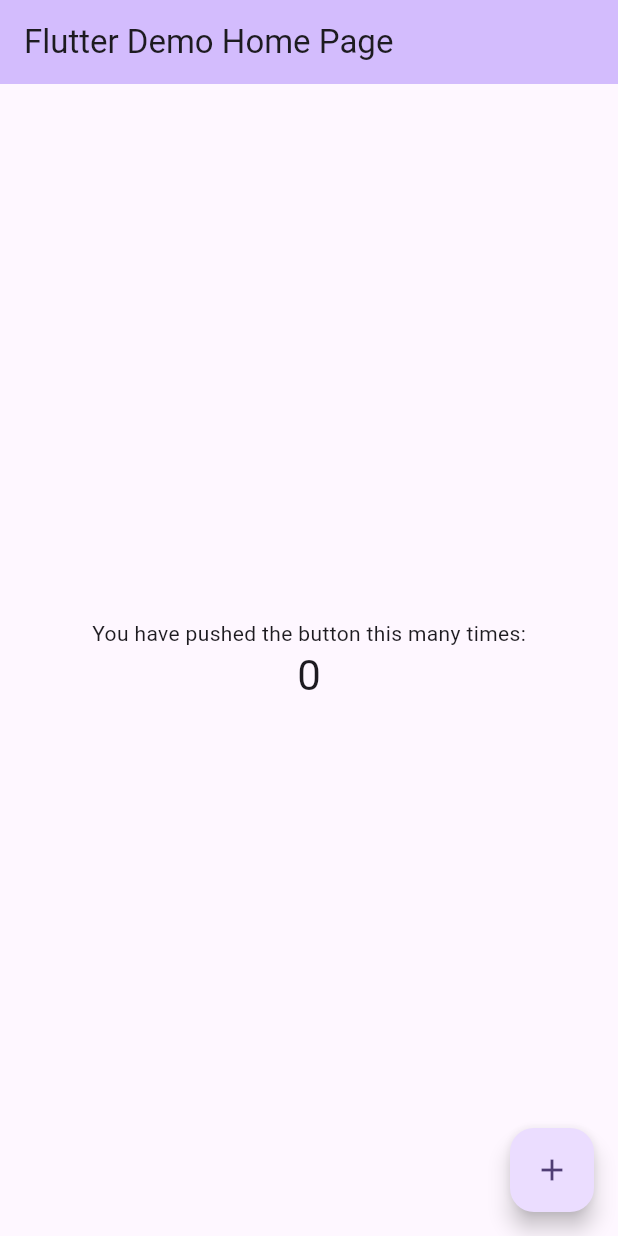
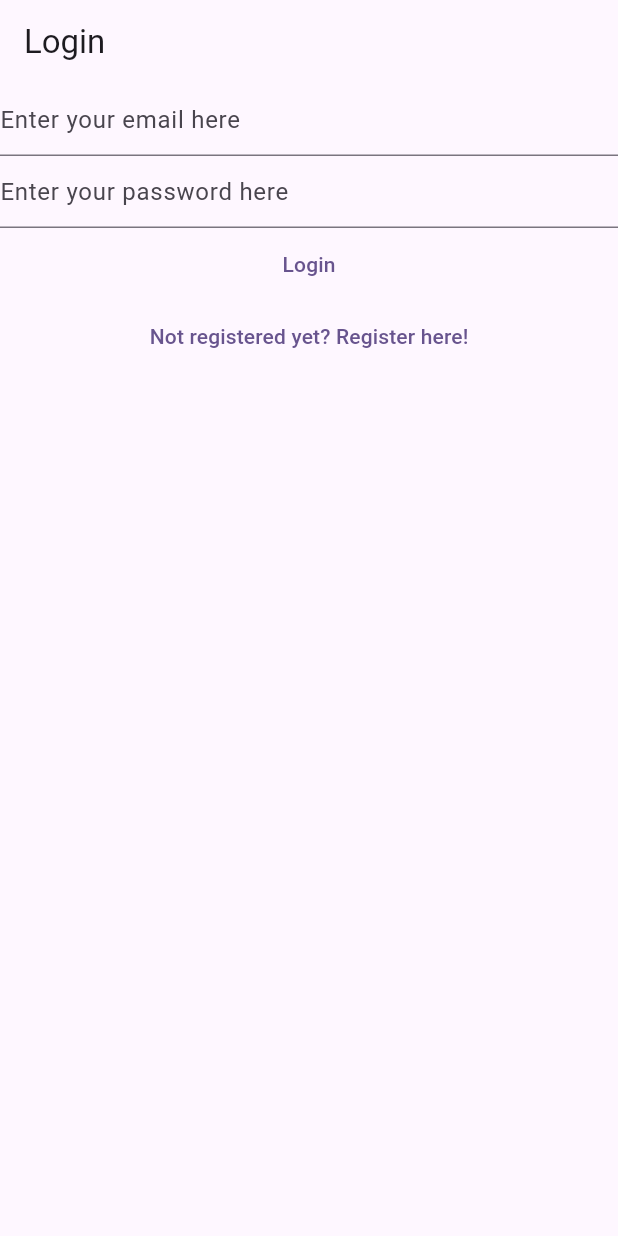
Before and after one commit to flutter-preview/vgupta98-mynotes_flutter_course, a Flutter app: the screen it shows after launch, on a phone screen of 412 x 824 dp. Run offline on Flutter 3.47's test engine with Material 2 defaults, Android fonts, the phone set to English and light mode, and no system bars; our stand-ins replace firebase_auth, firebase_core; accounts and stored records are empty.

Commit message:
add NotesView UI

```diff
--- a/lib/main.dart
+++ b/lib/main.dart
@@ -1,125 +1,128 @@
+import 'package:firebase_auth/firebase_auth.dart';
+import 'package:firebase_core/firebase_core.dart';
 import 'package:flutter/material.dart';
+import 'package:mynotes/views/login_view.dart';
+import 'package:mynotes/views/register_view.dart';
+import 'package:mynotes/views/verify_email_view.dart';
+import 'dart:developer' as devtools show log;
+
+import 'firebase_options.dart';
 
 void main() {
-  runApp(const MyApp());
+  WidgetsFlutterBinding.ensureInitialized();
+  runApp(MaterialApp(
+    title: 'Flutter Demo',
+    theme: ThemeData(
+      colorScheme: ColorScheme.fromSeed(seedColor: Colors.deepPurple),
+      useMaterial3: true,
+    ),
+    home: const HomePage(),
+    routes: {
+      '/login/': (context) => const LoginView(),
+      '/register/': (context) => const RegisterView(),
+    },
+  ));
 }
 
-class MyApp extends StatelessWidget {
-  const MyApp({super.key});
+class HomePage extends StatelessWidget {
+  const HomePage({super.key});
 
-  // This widget is the root of your application.
   @override
   Widget build(BuildContext context) {
-    return MaterialApp(
-      title: 'Flutter Demo',
-      theme: ThemeData(
-        // This is the theme of your application.
-        //
-        // TRY THIS: Try running your application with "flutter run". You'll see
-        // the application has a blue toolbar. Then, without quitting the app,
-        // try changing the seedColor in the colorScheme below to Colors.green
-        // and then invoke "hot reload" (save your changes or press the "hot
-        // reload" button in a Flutter-supported IDE, or press "r" if you used
-        // the command line to start the app).
-        //
-        // Notice that the counter didn't reset back to zero; the application
-        // state is not lost during the reload. To reset the state, use hot
-        // restart instead.
-        //
-        // This works for code too, not just values: Most code changes can be
-        // tested with just a hot reload.
-        colorScheme: ColorScheme.fromSeed(seedColor: Colors.deepPurple),
-        useMaterial3: true,
+    return FutureBuilder(
+      future: Firebase.initializeApp(
+        options: DefaultFirebaseOptions.currentPlatform,
       ),
-      home: const MyHomePage(title: 'Flutter Demo Home Page'),
+      builder: (context, snapshot) {
+        switch (snapshot.connectionState) {
+          case ConnectionState.done:
+            final user = FirebaseAuth.instance.currentUser;
+            if (user != null) {
+              if (user.emailVerified) {
+                return const NotesView();
+              } else {
+                // return const VerfiyEmailView();
+                return const NotesView();
+              }
+            } else {
+              return const LoginView();
+            }
+          default:
+            return const CircularProgressIndicator();
+        }
+      },
     );
   }
 }
 
-class MyHomePage extends StatefulWidget {
-  const MyHomePage({super.key, required this.title});
+enum MenuAction { logout }
 
-  // This widget is the home page of your application. It is stateful, meaning
-  // that it has a State object (defined below) that contains fields that affect
-  // how it looks.
-
-  // This class is the configuration for the state. It holds the values (in this
-  // case the title) provided by the parent (in this case the App widget) and
-  // used by the build method of the State. Fields in a Widget subclass are
-  // always marked "final".
-
-  final String title;
+class NotesView extends StatefulWidget {
+  const NotesView({super.key});
 
   @override
-  State<MyHomePage> createState() => _MyHomePageState();
+  State<NotesView> createState() => _NotesViewState();
 }
 
-class _MyHomePageState extends State<MyHomePage> {
-  int _counter = 0;
-
-  void _incrementCounter() {
-    setState(() {
-      // This call to setState tells the Flutter framework that something has
-      // changed in this State, which causes it to rerun the build method below
-      // so that the display can reflect the updated values. If we changed
-      // _counter without calling setState(), then the build method would not be
-      // called again, and so nothing would appear to happen.
-      _counter++;
-    });
-  }
-
+class _NotesViewState extends State<NotesView> {
   @override
   Widget build(BuildContext context) {
-    // This method is rerun every time setState is called, for instance as done
-    // by the _incrementCounter method above.
-    //
-    // The Flutter framework has been optimized to make rerunning build methods
-    // fast, so that you can just rebuild anything that needs updating rather
-    // than having to individually change instances of widgets.
     return Scaffold(
       appBar: AppBar(
-        // TRY THIS: Try changing the color here to a specific color (to
-        // Colors.amber, perhaps?) and trigger a hot reload to see the AppBar
-        // change color while the other colors stay the same.
-        backgroundColor: Theme.of(context).colorScheme.inversePrimary,
-        // Here we take the value from the MyHomePage object that was created by
-        // the App.build method, and use it to set our appbar title.
-        title: Text(widget.title),
+        title: const Text('Main UI'),
+        actions: [
+          PopupMenuButton<MenuAction>(
+            onSelected: (value) async {
+              switch (value) {
+                case MenuAction.logout:
+                  final shouldLogout = await showLogOutDialog(context);
+                  if (shouldLogout) {
+                    await FirebaseAuth.instance.signOut();
+                    Navigator.of(context).pushNamedAndRemoveUntil(
+                      '/login/',
+                      (_) => false,
+                    );
+                  }
+                  break;
+              }
+            },
+            itemBuilder: (context) {
+              return const [
+                PopupMenuItem<MenuAction>(
+                  value: MenuAction.logout,
+                  child: Text('Logout'),
+                ),
+              ];
+            },
+          )
+        ],
       ),
-      body: Center(
-        // Center is a layout widget. It takes a single child and positions it
-        // in the middle of the parent.
-        child: Column(
-          // Column is also a layout widget. It takes a list of children and
-          // arranges them vertically. By default, it sizes itself to fit its
-          // children horizontally, and tries to be as tall as its parent.
-          //
-          // Column has various properties to control how it sizes itself and
-          // how it positions its children. Here we use mainAxisAlignment to
-          // center the children vertically; the main axis here is the vertical
-          // axis because Columns are vertical (the cross axis would be
-          // horizontal).
-          //
-          // TRY THIS: Invoke "debug painting" (choose the "Toggle Debug Paint"
-          // action in the IDE, or press "p" in the console), to see the
-          // wireframe for each widget.
-          mainAxisAlignment: MainAxisAlignment.center,
-          children: <Widget>[
-            const Text(
-              'You have pushed the button this many times:',
-            ),
-            Text(
-              '$_counter',
-              style: Theme.of(context).textTheme.headlineMedium,
-            ),
-          ],
-        ),
-      ),
-      floatingActionButton: FloatingActionButton(
-        onPressed: _incrementCounter,
-        tooltip: 'Increment',
-        child: const Icon(Icons.add),
-      ), // This trailing comma makes auto-formatting nicer for build methods.
+      body: const Text('Hello world'),
     );
   }
 }
+
+Future<bool> showLogOutDialog(BuildContext context) {
+  return showDialog(
+      context: context,
+      builder: (context) {
+        return AlertDialog(
+          title: const Text('Sign out'),
+          content: const Text('Are you sure you want to sign out?'),
+          actions: [
+            TextButton(
+              onPressed: () {
+                Navigator.of(context).pop(false);
+              },
+              child: const Text('Cancel'),
+            ),
+            TextButton(
+              onPressed: () {
+                Navigator.of(context).pop(true);
+              },
+              child: const Text('Log out'),
+            ),
+          ],
+        );
+      }).then((value) => value ?? false);
+}
--- /dev/null
+++ b/lib/views/login_view.dart
@@ -0,0 +1,92 @@
+import 'package:firebase_auth/firebase_auth.dart';
+import 'package:flutter/material.dart';
+
+class LoginView extends StatefulWidget {
+  const LoginView({super.key});
+
+  @override
+  State<LoginView> createState() => _LoginViewState();
+}
+
+class _LoginViewState extends State<LoginView> {
+  late final TextEditingController _email;
+  late final TextEditingController _password;
+
+  @override
+  void initState() {
+    _email = TextEditingController();
+    _password = TextEditingController();
+    super.initState();
+  }
+
+  @override
+  void dispose() {
+    _email.dispose();
+    _password.dispose();
+    super.dispose();
+  }
+
+  @override
+  Widget build(BuildContext context) {
+    return Scaffold(
+      appBar: AppBar(
+        title: const Text('Login'),
+      ),
+      body: Column(
+        children: [
+          TextField(
+            controller: _email,
+            enableSuggestions: false,
+            autocorrect: false,
+            keyboardType: TextInputType.emailAddress,
+            decoration: const InputDecoration(
+              hintText: 'Enter your email here',
+            ),
+          ),
+          TextField(
+            controller: _password,
+            obscureText: true,
+            enableSuggestions: false,
+            autocorrect: false,
+            decoration: const InputDecoration(
+              hintText: 'Enter your password here',
+            ),
+          ),
+          TextButton(
+            onPressed: () async {
+              final email = _email.text;
+              final password = _password.text;
+              try {
+                final userCredential =
+                    await FirebaseAuth.instance.signInWithEmailAndPassword(
+                  email: email,
+                  password: password,
+                );
+                print(userCredential);
+              } on FirebaseAuthException catch (e) {
+                if (e.code == 'user-not-found') {
+                  print('User not found');
+                } else if (e.code == 'wrong-password') {
+                  print('Wrong password');
+                } else {
+                  print('SOMETHING ELSE HAPPENED');
+                  print(e.code);
+                }
+              }
+            },
+            child: const Text('Login'),
+          ),
+          TextButton(
+            onPressed: () {
+              Navigator.of(context).pushNamedAndRemoveUntil(
+                '/register/',
+                (route) => false,
+              );
+            },
+            child: const Text('Not registered yet? Register here!'),
+          )
+        ],
+      ),
+    );
+  }
+}
--- /dev/null
+++ b/lib/views/register_view.dart
@@ -0,0 +1,94 @@
+import 'package:firebase_auth/firebase_auth.dart';
+import 'package:flutter/material.dart';
+
+class RegisterView extends StatefulWidget {
+  const RegisterView({super.key});
+
+  @override
+  State<RegisterView> createState() => _RegisterViewState();
+}
+
+class _RegisterViewState extends State<RegisterView> {
+  late final TextEditingController _email;
+  late final TextEditingController _password;
+
+  @override
+  void initState() {
+    _email = TextEditingController();
+    _password = TextEditingController();
+    super.initState();
+  }
+
+  @override
+  void dispose() {
+    _email.dispose();
+    _password.dispose();
+    super.dispose();
+  }
+
+  @override
+  Widget build(BuildContext context) {
+    return Scaffold(
+      appBar: AppBar(
+        title: const Text('Register'),
+      ),
+      body: Column(
+        children: [
+          TextField(
+            controller: _email,
+            enableSuggestions: false,
+            autocorrect: false,
+            keyboardType: TextInputType.emailAddress,
+            decoration: const InputDecoration(
+              hintText: 'Enter your email here',
+            ),
+          ),
+          TextField(
+            controller: _password,
+            obscureText: true,
+            enableSuggestions: false,
+            autocorrect: false,
+            decoration: const InputDecoration(
+              hintText: 'Enter your password here',
+            ),
+          ),
+          TextButton(
+            onPressed: () async {
+              final email = _email.text;
+              final password = _password.text;
+
+              try {
+                final userCredential =
+                    await FirebaseAuth.instance.createUserWithEmailAndPassword(
+                  email: email,
+                  password: password,
+                );
+                print(userCredential);
+              } on FirebaseAuthException catch (e) {
+                if (e.code == 'weak-password') {
+                  print('Weak password');
+                } else if (e.code == 'email-already-in-use') {
+                  print('Email is already in use');
+                } else if (e.code == 'invalid-email') {
+                  print('Invalid email');
+                } else {
+                  print(e.code);
+                }
+              }
+            },
+            child: const Text('Register'),
+          ),
+          TextButton(
+            onPressed: () {
+              Navigator.of(context).pushNamedAndRemoveUntil(
+                '/login/',
+                (route) => false,
+              );
+            },
+            child: const Text('Already registered? Login here!'),
+          )
+        ],
+      ),
+    );
+  }
+}
--- a/pubspec.yaml
+++ b/pubspec.yaml
@@ -36,6 +36,9 @@ dependencies:
   # Use with the CupertinoIcons class for iOS style icons.
   cupertino_icons: ^1.0.2
   firebase_core: ^2.14.0
+  cloud_firestore: ^4.8.2
+  firebase_auth: ^4.6.3
+  firebase_analytics: ^10.4.3
 
 dev_dependencies:
   flutter_test:
```
Also changed, not shown: lib/views/verify_email_view.dart (added, +35 -0 lines), lib/firebase_options.dart (added), pubspec.lock, 10 other files.
